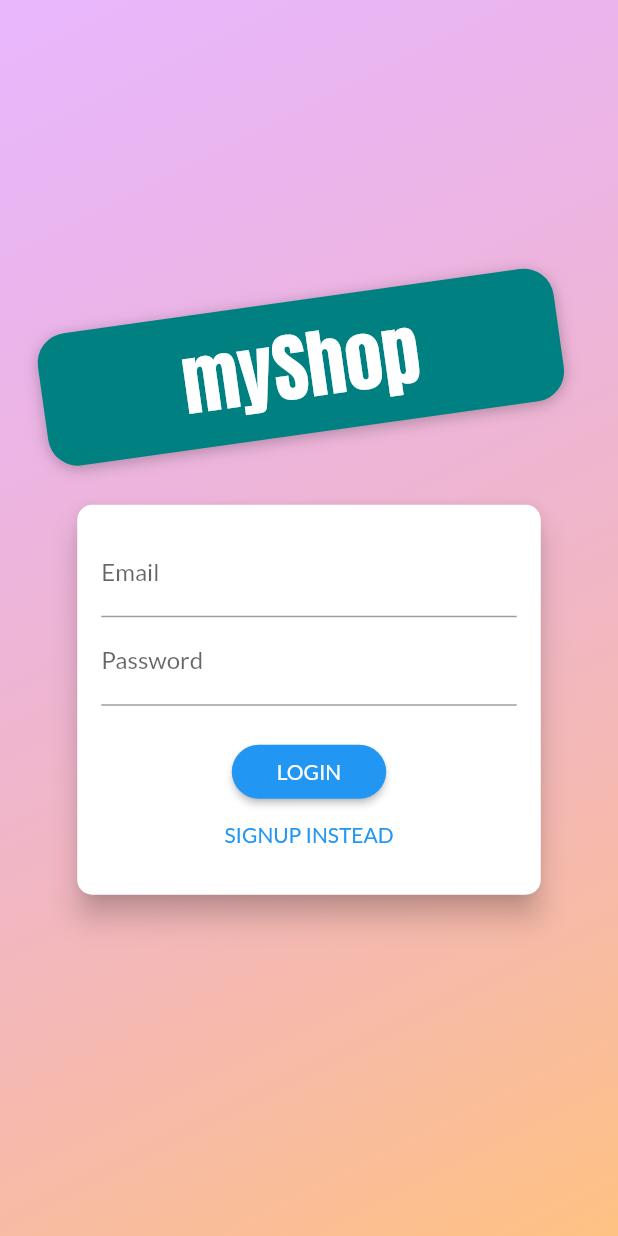
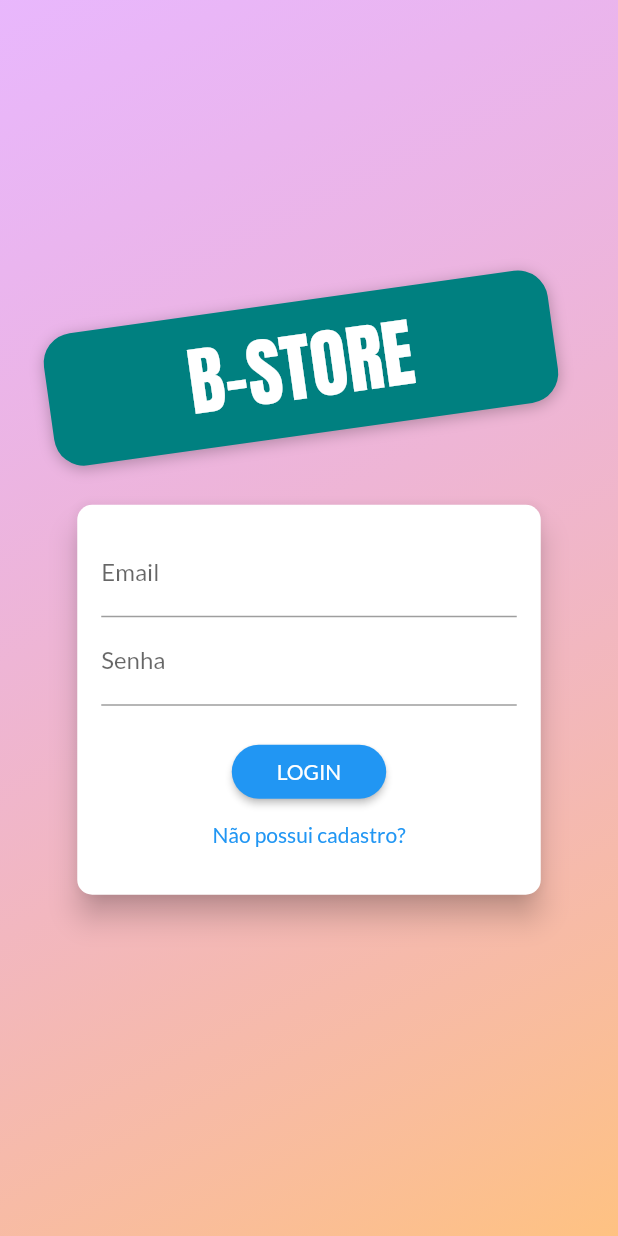
Before and after one commit to b4ra0/loja-de-roupas, a Flutter app: the screen it shows after launch, on a phone screen of 412 x 824 dp. Run offline on Flutter 3.47's test engine with Material 2 defaults, Android fonts, the phone set to English and light mode, and no system bars.

Commit message:
melhorias gerais no aplicativo

```diff
--- a/lib/main.dart
+++ b/lib/main.dart
@@ -42,8 +42,8 @@ class MyApp extends StatelessWidget {
         ChangeNotifierProxyProvider<Auth, Orders>(
           create: (_) => Orders('', '', []),
           update: (ctx, auth, previousOrder) => Orders(
-            auth.token!,
-            auth.userId!,
+            auth.token == null ? '' : auth.token!,
+            auth.userId == null ? '' : auth.userId!,
             previousOrder == null ? [] : previousOrder.orders,
           ),
         ),
--- a/lib/providers/orders.dart
+++ b/lib/providers/orders.dart
@@ -32,7 +32,7 @@ class Orders with ChangeNotifier {
   Future<void> fetchAndSetOrders() async {
     final url =
         Uri.parse('https://loja-barao-default-rtdb.firebaseio.com/orders/$userId.json?auth=$authToken');
-    final response = await http.get(url).timeout(Duration(seconds: 10));
+    final response = await http.get(url).timeout(const Duration(seconds: 10));
     final List<OrderItem> loadedOrders = [];
     final extractedData = json.decode(response.body) as Map<String, dynamic>;
     extractedData.forEach((orderId, orderData) {
--- a/lib/providers/products.dart
+++ b/lib/providers/products.dart
@@ -7,42 +7,8 @@ import 'package:loja/models/http_exception.dart';
 import 'package:loja/providers/product.dart';
 
 class Products with ChangeNotifier {
-  List<Product> _items = [
-    // Product(
-    //   id: "p1",
-    //   title: "Camisa Vermelha",
-    //   description: "Uma camisa vermelha - ela é bem vermelha",
-    //   price: 29.99,
-    //   imageUrl:
-    //       "https://cdn.awsli.com.br/800x800/44/44273/produto/29989858/b28e079baa.jpg",
-    // ),
-    // Product(
-    //   id: "p3",
-    //   title: "Calça Jean",
-    //   description: "Uma calça jeans - calça jeans unisex, azul, com rasgos no joelho",
-    //   price: 49.99,
-    //   imageUrl:
-    //       "https://cdn.dondoca.com.br/wp-content/uploads/2021/11/dondoca_com_br-body-maio-detalhe-abertura-no-decote-preto-poa-com-floral-img-9323-390x390.jpg",
-    // ),
-    // Product(
-    //   id: "p4",
-    //   title: "3 pares de meias",
-    //   description: "Meias nas cores preta, cinza e branca",
-    //   price: 29.99,
-    //   imageUrl:
-    //       "https://static.netshoes.com.br/produtos/meia-cano-medio-puma-logo-c-3-pares/58/D14-7141-158/D14-7141-158_zoom1.jpg?ts=1570543225",
-    // ),
-    // Product(
-    //   id: "p2",
-    //   title: "Tênis casual",
-    //   description: "Tênis preto casual confortável unisex",
-    //   price: 129.99,
-    //   imageUrl:
-    //       "https://a-static.mlcdn.com.br/618x463/tenis-casual-masculino-portice-queen/portice/12441677517/8b2fc6c61f05881df40c9010f6778637.jpg",
-    // ),
-  ];
+  List<Product> _items = [];
 
-  // var _showFavoritesOnly = false;
 
   final String authToken;
   final String userId;
@@ -61,7 +27,7 @@ class Products with ChangeNotifier {
     return _items.firstWhere((produto) => produto.id == id);
   }
 
-  Future<void> fetchAndSetProducts([bool filterByUser = true]) async {
+  Future<void> fetchAndSetProducts([bool filterByUser = false]) async {
     final filterString = filterByUser ? 'orderBy="creatorId"&equalTo="$userId': '';
     final url = Uri.parse(
         'https://loja-barao-default-rtdb.firebaseio.com/products.json?auth=$authToken&$filterString"');
--- a/lib/screens/auth_screen.dart
+++ b/lib/screens/auth_screen.dart
@@ -23,17 +23,17 @@ class AuthScreen extends StatelessWidget {
             decoration: BoxDecoration(
               gradient: LinearGradient(
                 colors: [
-                  Color.fromRGBO(215, 117, 255, 1).withOpacity(0.5),
-                  Color.fromRGBO(255, 188, 117, 1).withOpacity(0.9),
+                  const Color.fromRGBO(215, 117, 255, 1).withOpacity(0.5),
+                  const Color.fromRGBO(255, 188, 117, 1).withOpacity(0.9),
                 ],
                 begin: Alignment.topLeft,
                 end: Alignment.bottomRight,
-                stops: [0, 1],
+                stops: const [0, 1],
               ),
             ),
           ),
           SingleChildScrollView(
-            child: Container(
+            child: SizedBox(
               height: deviceSize.height,
               width: deviceSize.width,
               child: Column(
@@ -42,16 +42,16 @@ class AuthScreen extends StatelessWidget {
                 children: <Widget>[
                   Flexible(
                     child: Container(
-                      margin: EdgeInsets.only(bottom: 20.0),
+                      margin: const EdgeInsets.only(bottom: 20.0),
                       padding:
-                          EdgeInsets.symmetric(vertical: 8.0, horizontal: 94.0),
+                          const EdgeInsets.symmetric(vertical: 8.0, horizontal: 94.0),
                       transform: Matrix4.rotationZ(-8 * pi / 180)
                         ..translate(-10.0),
                       // ..translate(-10.0),
                       decoration: BoxDecoration(
                         borderRadius: BorderRadius.circular(20),
-                        color: Color.fromRGBO(0, 128, 128, 1),
-                        boxShadow: [
+                        color: const Color.fromRGBO(0, 128, 128, 1),
+                        boxShadow: const [
                           BoxShadow(
                             blurRadius: 8,
                             color: Colors.black26,
@@ -60,7 +60,7 @@ class AuthScreen extends StatelessWidget {
                         ],
                       ),
                       child: Text(
-                        'myShop',
+                        'B-STORE',
                         style: TextStyle(
                           color: Theme.of(context)
                               .accentTextTheme
@@ -75,7 +75,7 @@ class AuthScreen extends StatelessWidget {
                   ),
                   Flexible(
                     flex: deviceSize.width > 600 ? 2 : 1,
-                    child: AuthCard(),
+                    child: const AuthCard(),
                   ),
                 ],
               ),
@@ -99,7 +99,7 @@ class AuthCard extends StatefulWidget {
 class _AuthCardState extends State<AuthCard> {
   final GlobalKey<FormState> _formKey = GlobalKey();
   AuthMode _authMode = AuthMode.Login;
-  Map<String, String> _authData = {
+  final Map<String, String> _authData = {
     'email': '',
     'password': '',
   };
@@ -114,7 +114,7 @@ class _AuthCardState extends State<AuthCard> {
         actions: [
           TextButton(
             onPressed: () => Navigator.pop(context),
-            child: Text("Voltar"),
+            child: const Text("Voltar"),
           ),
         ],
       ),
@@ -193,18 +193,18 @@ class _AuthCardState extends State<AuthCard> {
         constraints:
             BoxConstraints(minHeight: _authMode == AuthMode.Signup ? 320 : 260),
         width: deviceSize.width * 0.75,
-        padding: EdgeInsets.all(16.0),
+        padding: const EdgeInsets.all(16.0),
         child: Form(
           key: _formKey,
           child: SingleChildScrollView(
             child: Column(
               children: <Widget>[
                 TextFormField(
-                  decoration: InputDecoration(labelText: 'Email'),
+                  decoration: const InputDecoration(labelText: 'Email'),
                   keyboardType: TextInputType.emailAddress,
                   validator: (value) {
                     if (value!.isEmpty || !value.contains('@')) {
-                      return 'Invalid email!';
+                      return 'Email inválido';
                     }
                     return null;
                   },
@@ -213,12 +213,12 @@ class _AuthCardState extends State<AuthCard> {
                   },
                 ),
                 TextFormField(
-                  decoration: InputDecoration(labelText: 'Password'),
+                  decoration: const InputDecoration(labelText: 'Senha'),
                   obscureText: true,
                   controller: _passwordController,
                   validator: (value) {
                     if (value!.isEmpty || value.length < 5) {
-                      return 'Password is too short!';
+                      return 'Senha muito curta';
                     }
                     return null;
                   },
@@ -229,40 +229,40 @@ class _AuthCardState extends State<AuthCard> {
                 if (_authMode == AuthMode.Signup)
                   TextFormField(
                     enabled: _authMode == AuthMode.Signup,
-                    decoration: InputDecoration(labelText: 'Confirm Password'),
+                    decoration: const InputDecoration(labelText: 'Confirme a senha'),
                     obscureText: true,
                     validator: _authMode == AuthMode.Signup
                         ? (value) {
                             if (value != _passwordController.text) {
-                              return 'Passwords do not match!';
+                              return 'As senhas não correspondem';
                             }
                             return null;
                           }
                         : null,
                   ),
-                SizedBox(
+                const SizedBox(
                   height: 20,
                 ),
                 if (_isLoading)
-                  CircularProgressIndicator()
+                  const CircularProgressIndicator()
                 else
                   RaisedButton(
                     child:
-                        Text(_authMode == AuthMode.Login ? 'LOGIN' : 'SIGN UP'),
+                        Text(_authMode == AuthMode.Login ? 'LOGIN' : 'CADASTRE-SE'),
                     onPressed: _submit,
                     shape: RoundedRectangleBorder(
                       borderRadius: BorderRadius.circular(30),
                     ),
                     padding:
-                        EdgeInsets.symmetric(horizontal: 30.0, vertical: 8.0),
+                        const EdgeInsets.symmetric(horizontal: 30.0, vertical: 8.0),
                     color: Theme.of(context).primaryColor,
                     textColor: Theme.of(context).primaryTextTheme.button!.color,
                   ),
                 FlatButton(
                   child: Text(
-                      '${_authMode == AuthMode.Login ? 'SIGNUP' : 'LOGIN'} INSTEAD'),
+                      _authMode == AuthMode.Login ? 'Não possui cadastro?' : 'Já tenho cadastro'),
                   onPressed: _switchAuthMode,
-                  padding: EdgeInsets.symmetric(horizontal: 30.0, vertical: 4),
+                  padding: const EdgeInsets.symmetric(horizontal: 30.0, vertical: 4),
                   materialTapTargetSize: MaterialTapTargetSize.shrinkWrap,
                   textColor: Theme.of(context).primaryColor,
                 ),
--- a/lib/widgets/app_drawer.dart
+++ b/lib/widgets/app_drawer.dart
@@ -1,7 +1,9 @@
 import 'package:flutter/material.dart';
+import 'package:loja/providers/auth.dart';
 import 'package:loja/screens/auth_screen.dart';
 import 'package:loja/screens/orders_screen.dart';
 import 'package:loja/screens/user_products_screen.dart';
+import 'package:provider/provider.dart';
 
 class AppDrawer extends StatelessWidget {
   const AppDrawer({Key? key}) : super(key: key);
@@ -45,6 +47,7 @@ class AppDrawer extends StatelessWidget {
             title: const Text("Sair", style: TextStyle(color: Colors.red),),
             onTap: (){
               Navigator.of(context).pushReplacementNamed(AuthScreen.routeName);
+              Provider.of<Auth>(context, listen: false).logout();
             },
           ),
         ],
```
Also changed, not shown: lib/providers/auth.dart (+24 -0 lines), lib/screens/orders_screen.dart (+12 -1 lines).
